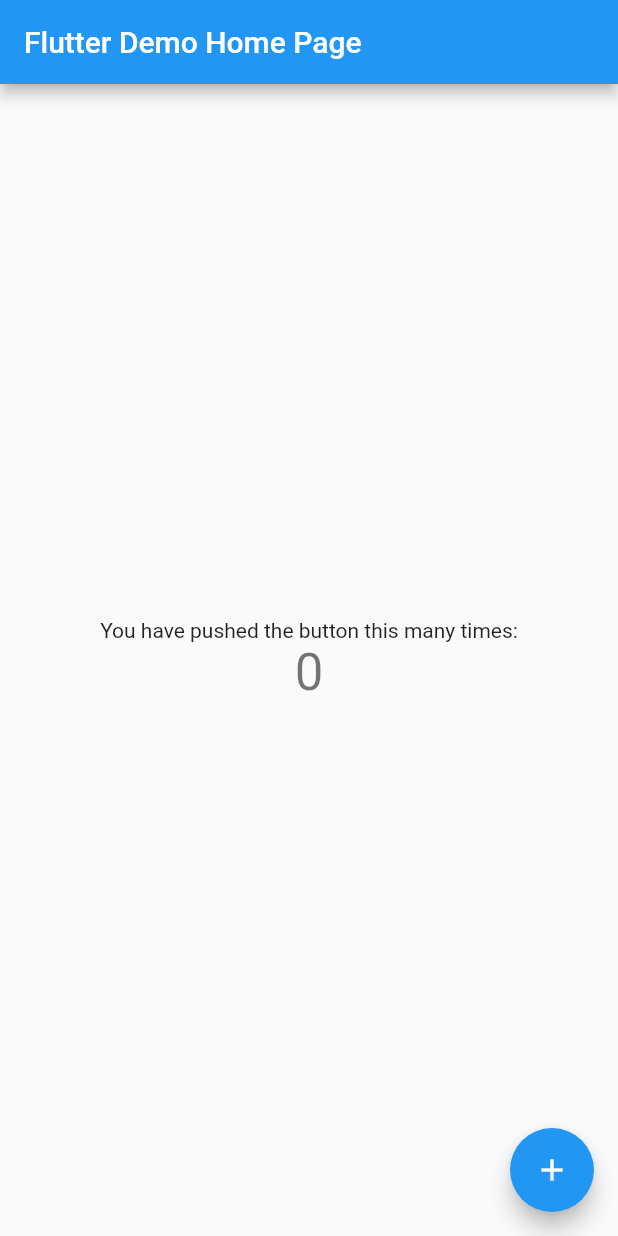
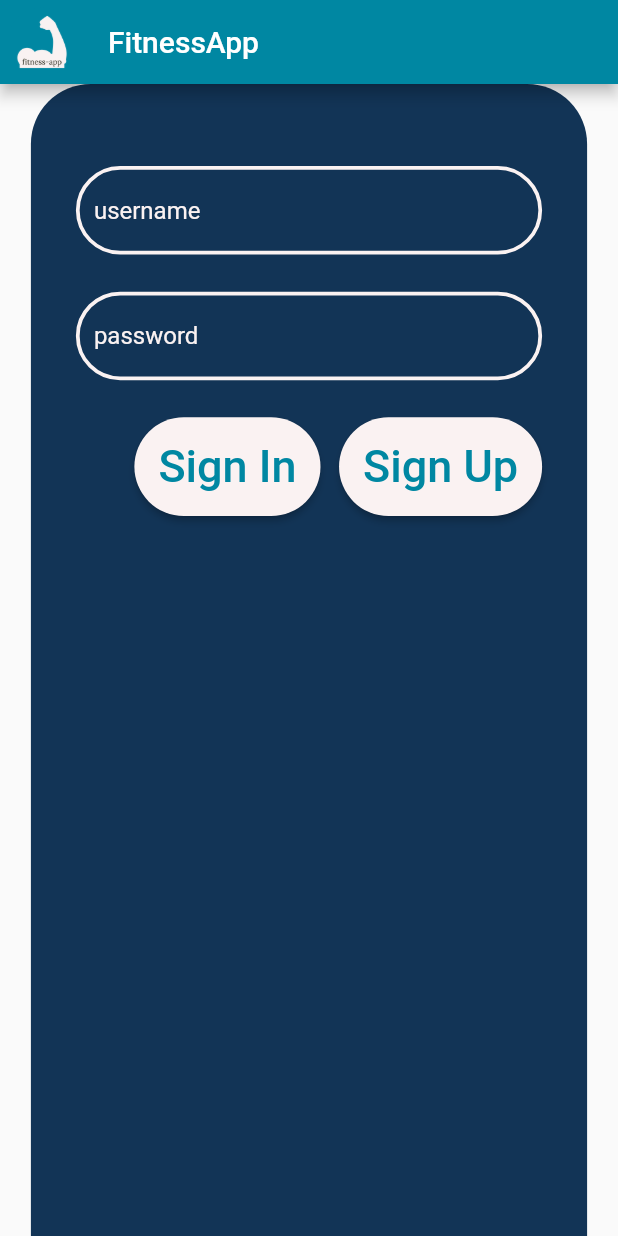
Before and after one commit to ImtiazKhaled/FitnessApp, a Flutter app: the screen it shows after launch, on a phone screen of 412 x 824 dp. Run offline on Flutter 3.47's test engine with Material 2 defaults, Android fonts, the phone set to English and light mode, and no system bars.

Commit message:
created animated loginpage

```diff
--- /dev/null
+++ b/lib/Pages/login.dart
@@ -0,0 +1,209 @@
+import 'package:flutter/material.dart';
+import 'package:flutter/widgets.dart';
+
+class Login extends StatefulWidget {
+  State<StatefulWidget> createState() => _LoginState();
+}
+class _LoginState extends State<Login>  {
+
+    // V A R I A B L E S  T H A T  H E L P  S T R U C T U R E  A P P
+    bool expanded = false;
+    int counter = 0;
+    double containerHeight = 1000;
+
+
+    // V A R I A B L E S  T H A T  N E E D  T O  B E  D I S P O S E D
+
+    //the text input handlers
+    final textControllerUsername = TextEditingController();
+    final textControllerPassword = TextEditingController();
+    final textControllerEmail = TextEditingController();
+    final textControllerName = TextEditingController();
+    final textControllerPhone = TextEditingController();
+
+
+  @override
+  Widget build(BuildContext context) {
+
+    // V A R I A B L E S  T H A T  D O  N O T  N E E D  T O  B E  D I S P O S E D
+
+    //used to get height and width of current screen
+    double width = MediaQuery.of(context).size.width;
+    double height = MediaQuery.of(context).size.height;
+
+
+    // O N  C L I C K  H A N D L E R S
+
+    //expands the box when signup is pressed for the first time
+    void _signUpButtonClickedShort() {
+      setState(() {
+        containerHeight = height * 0.70;
+        expanded = !expanded;
+      });
+    }
+
+    //creates an account
+    void _signUpButtonClickedHigh() {
+      //creates account
+    }
+
+    //logs into account
+    void _loginButtonClickedShort() {
+      //logs in
+    }
+
+    //shortens the box when singin is pressed and box is expanded
+    void _loginButtonClickedHigh() {
+      setState(() {
+        containerHeight = height * 0.4;
+        expanded = !expanded;
+      });
+    }
+
+    // A P P  C O M P O N E N T S
+
+    //the top bar of the screen containing the logo and the title
+    _hookahLogoAppBar(String title, String imageLink) => AppBar(
+      backgroundColor: Theme.of(context).buttonColor,
+      leading:  Image.asset(imageLink,
+        alignment: Alignment.centerLeft,
+      ),
+      title: Text("$title"),
+    );
+
+    //a styled general text field
+    _inputTextField(String hintText, bool _obsecureText, TextEditingController output) => TextField(
+      controller: output,
+      decoration: InputDecoration(
+        //fillColor: Theme.of(context).accentColor,
+        hintText: "$hintText",
+        enabledBorder: OutlineInputBorder(
+        borderSide: BorderSide(
+            color:Theme.of(context).accentColor,
+            width: 2.5,
+            ),
+        borderRadius: BorderRadius.all(Radius.circular(40.0),),
+        ),
+        hintStyle: TextStyle(
+          color: Theme.of(context).accentColor,
+          ),
+        border: OutlineInputBorder(),
+        ),
+        obscureText: _obsecureText,
+    );
+
+    //the styled login button
+    _styledButton(String buttonText, var callBack) => ButtonTheme(
+      minWidth: width*0.30,
+      height: height*0.08,
+      child: RaisedButton(
+        onPressed:  callBack,
+        color: Theme.of(context).accentColor,
+        child: new Text(
+          '$buttonText',
+          style: TextStyle(
+            color: Theme.of(context).backgroundColor,
+            fontSize: 30,
+          ),
+        ),
+        shape: new RoundedRectangleBorder(borderRadius: new BorderRadius.circular(40.0))
+      ),
+    );
+
+
+    //set up of signin
+    _signIn() =><Widget>[
+      SizedBox(height: height * 0.03),
+      _inputTextField("username", false, textControllerUsername),
+      SizedBox(height: height * 0.03),
+      _inputTextField("password", true, textControllerPassword),
+      SizedBox(height: height * 0.03),
+      Row(
+        mainAxisAlignment: MainAxisAlignment.end,
+        children: <Widget>[
+            _styledButton("Sign In", _loginButtonClickedShort),
+            SizedBox(width: width * 0.03),
+            _styledButton("Sign Up", _signUpButtonClickedShort),
+          ],
+      )
+    ];
+
+    //set up of signup
+    _signUp() => <Widget>[
+    SizedBox(height: height * 0.03),
+        _inputTextField("username", false, textControllerUsername),
+        SizedBox(height: height * 0.03),
+        _inputTextField("password", true, textControllerPassword),
+        SizedBox(height: height * 0.03),
+        _inputTextField("name", false, textControllerName),
+        SizedBox(height: height * 0.03),
+        _inputTextField("email", false, textControllerEmail),
+        SizedBox(height: height * 0.03),
+        _inputTextField("phone", false, textControllerPhone),
+        SizedBox(height: height * 0.03),
+            Row(
+        mainAxisAlignment: MainAxisAlignment.end,
+        children: <Widget>[
+          _styledButton("Sign Up", _signUpButtonClickedHigh),
+          SizedBox(width: width * 0.03),
+          _styledButton("Sign In", _loginButtonClickedHigh),
+        ],
+      )
+    ];
+
+    //setup of the main box
+    _insideBox() => Column(
+      children: <Widget>[
+        Container(
+          padding: EdgeInsets.all(15.0),
+          child: Column(
+            mainAxisAlignment: MainAxisAlignment.spaceEvenly,
+              children: expanded ? _signUp() : _signIn(),
+          )
+        )
+      ],
+    );
+
+
+    //styling of the login box
+    _loginBoxDecoration() => BoxDecoration(
+      borderRadius: BorderRadius.all(
+        Radius.circular(40.0),
+      ),
+      color: Color(0xff123456),
+    );
+
+
+    _animatedContainer() => AnimatedContainer(
+      duration: Duration(milliseconds: 250),
+      height: containerHeight,
+      width: width * 0.90,
+      padding: EdgeInsets.all(15.0),
+      decoration: _loginBoxDecoration(),
+      child: _insideBox(),
+    );
+
+    @override
+    void dispose() {
+      super.dispose();
+      textControllerUsername.dispose();
+      textControllerPassword.dispose();
+    }
+
+
+    return new Scaffold(
+        appBar: _hookahLogoAppBar("FitnessApp", "lib/Assets/fitness-app_logo.png"),
+        body: Column(
+            mainAxisAlignment: MainAxisAlignment.center,
+                children: <Widget>[
+                  Row(
+                    mainAxisAlignment: MainAxisAlignment.center,
+                    children: <Widget>[
+                      _animatedContainer(),
+                    ]
+                  )
+                ]
+            ),
+        );
+    }
+}
--- a/lib/main.dart
+++ b/lib/main.dart
@@ -1,111 +1,22 @@
 import 'package:flutter/material.dart';
+import 'Pages/login.dart';
 
 void main() => runApp(MyApp());
 
 class MyApp extends StatelessWidget {
-  // This widget is the root of your application.
+
   @override
   Widget build(BuildContext context) {
     return MaterialApp(
-      title: 'Flutter Demo',
+      title: 'Fitness App',
       theme: ThemeData(
-        // This is the theme of your application.
-        //
-        // Try running your application with "flutter run". You'll see the
-        // application has a blue toolbar. Then, without quitting the app, try
-        // changing the primarySwatch below to Colors.green and then invoke
-        // "hot reload" (press "r" in the console where you ran "flutter run",
-        // or simply save your changes to "hot reload" in a Flutter IDE).
-        // Notice that the counter didn't reset back to zero; the application
-        // is not restarted.
-        primarySwatch: Colors.blue,
+
+        backgroundColor: Color(0xff0087a2),
+        buttonColor: Color(0xff0087a2),
+        accentColor: Color(0xfffaf2f2),
+
       ),
-      home: MyHomePage(title: 'Flutter Demo Home Page'),
-    );
+      home: Login(),
+     );
   }
 }
-
-class MyHomePage extends StatefulWidget {
-  MyHomePage({Key key, this.title}) : super(key: key);
-
-  // This widget is the home page of your application. It is stateful, meaning
-  // that it has a State object (defined below) that contains fields that affect
-  // how it looks.
-
-  // This class is the configuration for the state. It holds the values (in this
-  // case the title) provided by the parent (in this case the App widget) and
-  // used by the build method of the State. Fields in a Widget subclass are
-  // always marked "final".
-
-  final String title;
-
-  @override
-  _MyHomePageState createState() => _MyHomePageState();
-}
-
-class _MyHomePageState extends State<MyHomePage> {
-  int _counter = 0;
-
-  void _incrementCounter() {
-    setState(() {
-      // This call to setState tells the Flutter framework that something has
-      // changed in this State, which causes it to rerun the build method below
-      // so that the display can reflect the updated values. If we changed
-      // _counter without calling setState(), then the build method would not be
-      // called again, and so nothing would appear to happen.
-      _counter++;
-    });
-  }
-
-  @override
-  Widget build(BuildContext context) {
-    // This method is rerun every time setState is called, for instance as done
-    // by the _incrementCounter method above.
-    //
-    // The Flutter framework has been optimized to make rerunning build methods
-    // fast, so that you can just rebuild anything that needs updating rather
-    // than having to individually change instances of widgets.
-    return Scaffold(
-      appBar: AppBar(
-        // Here we take the value from the MyHomePage object that was created by
-        // the App.build method, and use it to set our appbar title.
-        title: Text(widget.title),
-      ),
-      body: Center(
-        // Center is a layout widget. It takes a single child and positions it
-        // in the middle of the parent.
-        child: Column(
-          // Column is also layout widget. It takes a list of children and
-          // arranges them vertically. By default, it sizes itself to fit its
-          // children horizontally, and tries to be as tall as its parent.
-          //
-          // Invoke "debug painting" (press "p" in the console, choose the
-          // "Toggle Debug Paint" action from the Flutter Inspector in Android
-          // Studio, or the "Toggle Debug Paint" command in Visual Studio Code)
-          // to see the wireframe for each widget.
-          //
-          // Column has various properties to control how it sizes itself and
-          // how it positions its children. Here we use mainAxisAlignment to
-          // center the children vertically; the main axis here is the vertical
-          // axis because Columns are vertical (the cross axis would be
-          // horizontal).
-          mainAxisAlignment: MainAxisAlignment.center,
-          children: <Widget>[
-            Text(
-              'You have pushed the button this many times:',
-            ),
-            Text(
-              '$_counter',
-              style: Theme.of(context).textTheme.display1,
-            ),
-          ],
-        ),
-      ),
-      floatingActionButton: FloatingActionButton(
-        onPressed: _incrementCounter,
-        tooltip: 'Increment',
-        child: Icon(Icons.add),
-      ), // This trailing comma makes auto-formatting nicer for build methods.
-    );
-  }
-}
--- a/pubspec.yaml
+++ b/pubspec.yaml
@@ -41,8 +41,8 @@ flutter:
   uses-material-design: true
 
   # To add assets to your application, add an assets section, like this:
-  # assets:
-  #  - images/a_dot_burr.jpeg
+  assets:
+    - lib/Assets/fitness-app_logo.png
   #  - images/a_dot_ham.jpeg
 
   # An image asset can refer to one or more resolution-specific "variants", see
```
Also changed, not shown: lib/Assets/fitness-app_logo.png (added).
